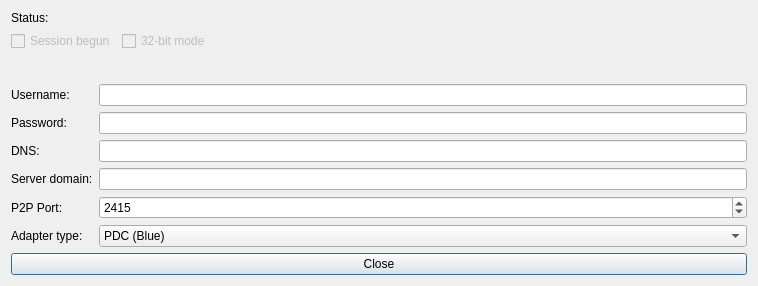
Old version of the form src/platform/qt/MobileAdapterView.ui in the repository arves100/mgba.
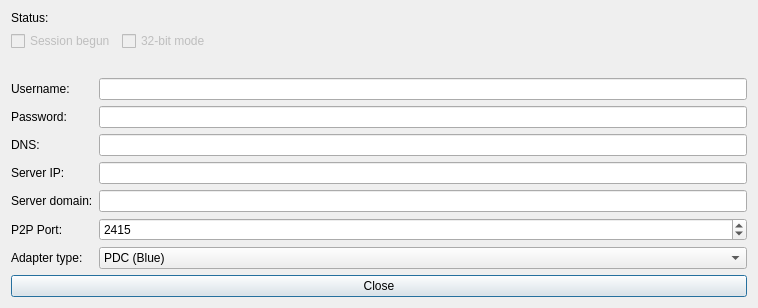
New version of the form.

Commit message: Mobile: Adds support for email domain patching

What changed in the file:
```diff
--- a/src/platform/qt/MobileAdapterView.ui
+++ b/src/platform/qt/MobileAdapterView.ui
@@ -7,7 +7,7 @@
     <x>0</x>
     <y>0</y>
     <width>758</width>
-    <height>286</height>
+    <height>308</height>
    </rect>
   </property>
   <property name="windowTitle">
@@ -60,14 +60,14 @@
    </item>
    <item>
     <layout class="QFormLayout" name="configLayout">
-     <item row="5" column="0">
+     <item row="6" column="0">
       <widget class="QLabel" name="p2pPortLabel">
        <property name="text">
         <string>P2P Port:</string>
        </property>
       </widget>
      </item>
-     <item row="5" column="1">
+     <item row="6" column="1">
       <widget class="QSpinBox" name="p2pPortEdit">
        <property name="minimum">
         <number>1</number>
@@ -80,14 +80,14 @@
        </property>
       </widget>
      </item>
-     <item row="4" column="0">
+     <item row="5" column="0">
       <widget class="QLabel" name="serverDomainLabel">
        <property name="text">
         <string>Server domain:</string>
        </property>
       </widget>
      </item>
-     <item row="4" column="1">
+     <item row="5" column="1">
       <widget class="QLineEdit" name="serverDomainEdit"/>
      </item>
      <item row="2" column="0">
@@ -120,14 +120,14 @@
      <item row="1" column="1">
       <widget class="QLineEdit" name="passwordEdit"/>
      </item>
-     <item row="6" column="0">
+     <item row="7" column="0">
       <widget class="QLabel" name="adapterTypelabel">
        <property name="text">
         <string>Adapter type:</string>
        </property>
       </widget>
      </item>
-     <item row="6" column="1">
+     <item row="7" column="1">
       <widget class="QComboBox" name="adapterTypeCombo">
        <property name="currentText">
         <string>PDC (Blue)</string>
@@ -157,6 +157,16 @@
        </item>
       </widget>
      </item>
+     <item row="4" column="0">
+      <widget class="QLabel" name="label">
+       <property name="text">
+        <string>Server IP:</string>
+       </property>
+      </widget>
+     </item>
+     <item row="4" column="1">
+      <widget class="QLineEdit" name="serverIpEdit"/>
+     </item>
     </layout>
    </item>
    <item>
```
Left out of the diff: 17 changed lines with no effect on the pictures. The commit also changes 5 other files.
